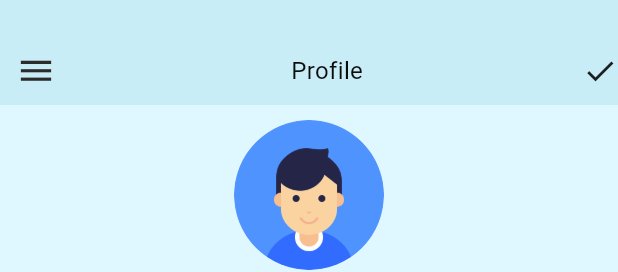
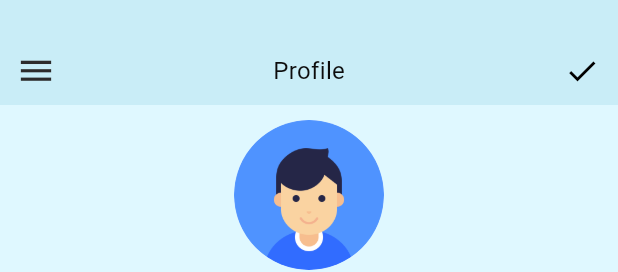
Before and after one commit to Lakshan-sithara/Dime-keeper-wallet-app-, a Flutter app: the Menu widget shown alone on an empty page, opened directly, after a tap on "Profile", on a phone screen of 412 x 824 dp. Shown: the top 272 px of the screen. Run offline on Flutter 3.47's test engine with Material 3 defaults, Android fonts, the phone set to English and light mode, and no system bars; drawn by our look-alikes of flutter_slider_drawer; our stand-ins replace expandable_page_view, fl_chart, flutter_svg, hive, hive_flutter, image_picker; accounts and stored records are empty; Roboto replaces fonts that are missing (Inter).

Commit message:
fixed-menu

```diff
--- a/dime_keeper/lib/pages/profilescreen.dart
+++ b/dime_keeper/lib/pages/profilescreen.dart
@@ -13,15 +13,17 @@ class ProfileScreen extends StatelessWidget {
       extendBodyBehindAppBar: true,
       body: SliderDrawer(
         appBar: SliderAppBar(
-          appBarColor: Color(0xFFC9EDF7),
-          title: Text(
-            "Profile",
-            style: TextBlackStyleTopNavHeading(),
-          ),
-          trailing: Icon(
-            Icons.check,
-          ),
-        ),
+            appBarColor: const Color(0xFFC9EDF7),
+            title: Text(
+              "Profile",
+              style: TextBlackStyleTopNavHeading(),
+            ),
+            trailing: IconButton(
+              onPressed: Navigator.of(context).pop,
+              icon:
+                  const Icon(Icons.check), // Wrap Icons.check with Icon widget
+              color: Colors.black,
+            )),
         slider: Menu(),
         child: Container(
           color: Color(0xFFDFF8FF),
--- a/dime_keeper/lib/widgets/menu.dart
+++ b/dime_keeper/lib/widgets/menu.dart
@@ -1,4 +1,9 @@
+import 'package:expence_master/pages/Goals.dart';
+import 'package:expence_master/pages/expencers.dart';
 import 'package:expence_master/pages/profilescreen.dart';
+import 'package:expence_master/pages/signupscreen.dart';
+import 'package:expence_master/widgets/bottom_navigation_bar.dart';
+import 'package:expence_master/widgets/top_navigation_bar.dart';
 import 'package:flutter/material.dart';
 import 'package:flutter/widgets.dart';
 
@@ -16,19 +21,20 @@ class Menu extends StatelessWidget {
           padding: const EdgeInsets.all(8.0),
           child: Column(
             children: [
-              CircleAvatar(
+              const CircleAvatar(
                 radius: 50.0,
                 backgroundImage: AssetImage('images/profile.png'),
               ),
-              Text("Hi Selina"),
-              SizedBox(
+              const Text("Hi Selina"),
+              const SizedBox(
                 height: 10.0,
               ),
-              Text(
+              const Text(
                   "“Small amounts saved daily add up to hugeinvestments in the end.” – Margo Vader"),
-              SizedBox(
+              const SizedBox(
                 height: 10.0,
               ),
+              //profile gesture detector
               GestureDetector(
                 onTap: () {
                   Navigator.push(
@@ -42,10 +48,10 @@ class Menu extends StatelessWidget {
                   decoration: BoxDecoration(
                     borderRadius: BorderRadius.circular(10.0),
                     border: Border.all(
-                      color: Color(0xFF696767),
+                      color: const Color(0xFF696767),
                     ),
                   ),
-                  child: Padding(
+                  child: const Padding(
                     padding: const EdgeInsets.all(8.0),
                     child: Row(
                       children: [
@@ -59,17 +65,27 @@ class Menu extends StatelessWidget {
                   ),
                 ),
               ),
-              SizedBox(
+              const SizedBox(
                 height: 10.0,
               ),
-              Container(
+              // account gesture detector
+              GestureDetector(
+                onTap: () {
+                  Navigator.push(
+                    context,
+                    MaterialPageRoute(
+                      builder: (context) => BottomNavigationBarApp(),
+                    ),
+                  );
+                },
+                child: Container(
                   decoration: BoxDecoration(
                     borderRadius: BorderRadius.circular(10.0),
                     border: Border.all(
-                    color: Color(0xFF696767),
+                      color: const Color(0xFF696767),
                     ),
                   ),
-                child: Padding(
+                  child: const Padding(
                     padding: const EdgeInsets.all(8.0),
                     child: Row(
                       children: [
@@ -82,18 +98,29 @@ class Menu extends StatelessWidget {
                     ),
                   ),
                 ),
-              SizedBox(
+              ),
+              const SizedBox(
                 height: 10.0,
               ),
-              Container(
+              // budget gesture detector
+              GestureDetector(
+                onTap: () {
+                  Navigator.push(
+                    context,
+                    MaterialPageRoute(
+                      builder: (context) => TopAppBar(),
+                    ),
+                  );
+                },
+                child: Container(
                   decoration: BoxDecoration(
                     borderRadius: BorderRadius.circular(10.0),
                     border: Border.all(
-                    color: Color(0xFF696767),
+                      color: const Color(0xFF696767),
                     ),
                   ),
-                child: Padding(
-                  padding: const EdgeInsets.all(8.0),
+                  child: const Padding(
+                    padding: EdgeInsets.all(8.0),
                     child: Row(
                       children: [
                         Icon(Icons.monetization_on),
@@ -105,18 +132,28 @@ class Menu extends StatelessWidget {
                     ),
                   ),
                 ),
-              SizedBox(
+              ),
+              const SizedBox(
                 height: 10.0,
               ),
-              Container(
+              GestureDetector(
+                onTap: () {
+                  Navigator.push(
+                    context,
+                    MaterialPageRoute(
+                      builder: (context) => GoalsPage(),
+                    ),
+                  );
+                },
+                child: Container(
                   decoration: BoxDecoration(
                     borderRadius: BorderRadius.circular(10.0),
                     border: Border.all(
-                    color: Color(0xFF696767),
+                      color: const Color(0xFF696767),
                     ),
                   ),
-                child: Padding(
-                  padding: const EdgeInsets.all(8.0),
+                  child: const Padding(
+                    padding: EdgeInsets.all(8.0),
                     child: Row(
                       children: [
                         Icon(Icons.savings),
@@ -128,18 +165,19 @@ class Menu extends StatelessWidget {
                     ),
                   ),
                 ),
-              SizedBox(
+              ),
+              const SizedBox(
                 height: 10.0,
               ),
               Container(
                 decoration: BoxDecoration(
                   borderRadius: BorderRadius.circular(10.0),
                   border: Border.all(
-                    color: Color(0xFF696767),
+                    color: const Color(0xFF696767),
                   ),
                 ),
-                child: Padding(
-                  padding: const EdgeInsets.all(8.0),
+                child: const Padding(
+                  padding: EdgeInsets.all(8.0),
                   child: Row(
                     children: [
                       Icon(Icons.settings),
@@ -151,18 +189,27 @@ class Menu extends StatelessWidget {
                   ),
                 ),
               ),
-              SizedBox(
+              const SizedBox(
                 height: 10.0,
               ),
-              Container(
+              GestureDetector(
+                onTap: () {
+                  Navigator.push(
+                    context,
+                    MaterialPageRoute(
+                      builder: (context) => SignInScreen(),
+                    ),
+                  );
+                },
+                child: Container(
                   decoration: BoxDecoration(
                     borderRadius: BorderRadius.circular(10.0),
                     border: Border.all(
-                    color: Color(0xFF696767),
+                      color: const Color(0xFF696767),
                     ),
                   ),
-                child: Padding(
-                  padding: const EdgeInsets.all(8.0),
+                  child: const Padding(
+                    padding: EdgeInsets.all(8.0),
                     child: Row(
                       children: [
                         Icon(Icons.exit_to_app),
@@ -174,6 +221,7 @@ class Menu extends StatelessWidget {
                     ),
                   ),
                 ),
+              ),
             ],
           ),
         ),
--- a/dime_keeper/lib/widgets/top_navigation_bar.dart
+++ b/dime_keeper/lib/widgets/top_navigation_bar.dart
@@ -27,10 +27,10 @@ class _TopAppBarState extends State<TopAppBar> {
     Widget page;
     switch (currentIndex) {
       case 0:
-        page = Expence();
+        page = Income();
         break;
       case 1:
-        page = Income();
+        page = Expence();
         break;
       default:
         throw UnimplementedError('');
@@ -55,10 +55,10 @@ class _TopAppBarState extends State<TopAppBar> {
                   child: const TabBar(
                     tabs: [
                       Tab(
-                        text: 'Expense',
+                        text: 'Income',
                       ),
                       Tab(
-                        text: 'Income',
+                        text: 'Expense',
                       ),
                     ],
                   ),
@@ -66,7 +66,7 @@ class _TopAppBarState extends State<TopAppBar> {
                 Container(
                     color: const Color(0xFFDFF8FF),
                     height: MediaQuery.of(context).size.height,
-                    child: const TabBarView(children: [Expence(), Income()])),
+                    child: const TabBarView(children: [Income(), Expence()])),
               ],
             )),
           ),
```
Lines whose indentation alone changed are shown as unchanged.
